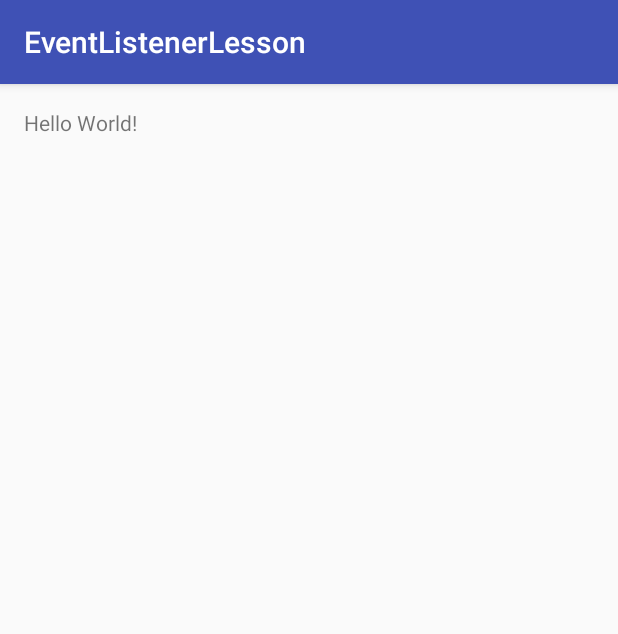
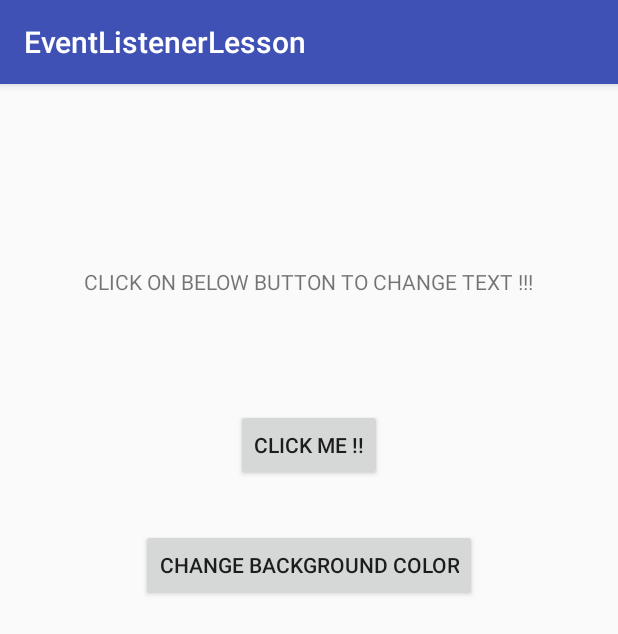
Before and after one commit to ravirsoni/EventListenerLesson, an Android app: the screen it shows after launch (MainActivity), on a phone screen of 412 x 824 dp. Shown: the top 634 px of the screen. Run offline under Robolectric (Android 15) with nearby library versions, the phone set to English and light mode, and no system bars.

Commit message:
# Added  Text View, and two Buttons

```diff
--- a/app/src/main/res/layout/activity_main.xml
+++ b/app/src/main/res/layout/activity_main.xml
@@ -11,7 +11,31 @@
     tools:context="com.ravirsoni.eventlistenerlesson.MainActivity">
 
     <TextView
+        android:layout_width="300dp"
+        android:layout_height="wrap_content"
+        android:text="@string/click_button_to_change_text"
+        android:layout_alignParentTop="true"
+        android:layout_centerHorizontal="true"
+        android:layout_marginTop="106dp"
+        android:id="@+id/tv_activity_main"
+        android:textAllCaps="true" />
+
+    <Button
+        android:text="@string/bt_clickme"
         android:layout_width="wrap_content"
         android:layout_height="wrap_content"
-        android:text="Hello World!" />
+        android:id="@+id/bt_clicktochange_change_text"
+        android:layout_below="@+id/tv_activity_main"
+        android:layout_centerHorizontal="true"
+        android:layout_marginTop="75dp"
+        android:textSize="14sp" />
+
+    <Button
+        android:text="@string/bt_text_change_bg_color"
+        android:layout_width="wrap_content"
+        android:layout_height="wrap_content"
+        android:layout_marginTop="32dp"
+        android:id="@+id/bt_click_changecolor"
+        android:layout_below="@+id/bt_clicktochange_change_text"
+        android:layout_centerHorizontal="true" />
 </RelativeLayout>
--- a/app/src/main/res/values/strings.xml
+++ b/app/src/main/res/values/strings.xml
@@ -1,3 +1,6 @@
 <resources>
     <string name="app_name">EventListenerLesson</string>
+    <string name="click_button_to_change_text">Click on below button to change Text !!!</string>
+    <string name="bt_clickme">click me !!</string>
+    <string name="bt_text_change_bg_color">Change Background Color</string>
 </resources>
```
